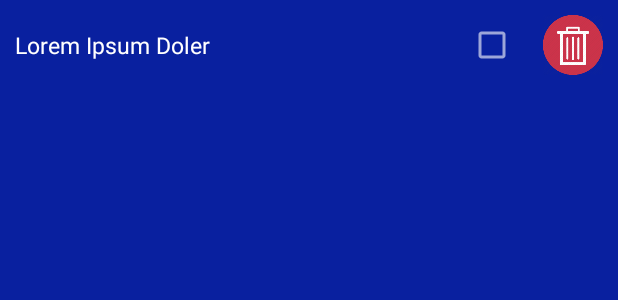
After one commit to kartik2112/TDList, an Android app: the layout task_list_row_item.xml on its own in the app's theme, with its tools: preview values and no code run, on a phone screen of 412 x 824 dp. The commit adds this screen. Shown: the top 300 px of the screen. Run offline under Robolectric (Android 15) with nearby library versions, the phone set to English and light mode, and no system bars.

Commit message:
Custom ListViewAdapter defined
Custom ListViewAdapter, layouts and animations defined
Reference - [JournalDev - Android
ListView](http://www.journaldev.com/10416/android-listview-with-custom-adapter-example-tutorial)

```diff
--- /dev/null
+++ b/app/src/main/res/layout/task_list_row_item.xml
@@ -0,0 +1,28 @@
+<?xml version="1.0" encoding="utf-8"?>
+<RelativeLayout xmlns:android="http://schemas.android.com/apk/res/android"
+    android:layout_width="match_parent" android:layout_height="match_parent"
+    android:padding="10dp">
+    <ImageView
+        android:id="@+id/delIcon"
+        android:layout_width="40dp"
+        android:layout_height="40dp"
+        android:src="@mipmap/del_icon"
+        android:layout_alignParentRight="true"/>
+    <CheckBox
+        android:id="@+id/chckBox"
+        android:layout_width="40dp"
+        android:layout_height="40dp"
+        android:gravity="center_vertical|center_horizontal"
+        android:layout_toLeftOf="@id/delIcon"
+        android:layout_marginRight="10dp"/>
+    <TextView
+        android:id="@+id/txtView"
+        android:text="Lorem Ipsum Doler"
+        android:textColor="@android:color/background_light"
+        android:layout_width="match_parent"
+        android:layout_height="40dp"
+        android:textSize="15sp"
+        android:gravity="center_vertical"
+        android:layout_toLeftOf="@id/chckBox"
+        android:layout_marginRight="20dp"/>
+</RelativeLayout>
```
Also changed, not shown: app/src/main/java/com/sk/tdlist/MainActivity.java (+19 -14 lines), app/src/main/java/com/sk/tdlist/TaskAdapter.java (added, +141 -0 lines), app/src/main/java/com/sk/tdlist/TaskItem.java (added, +15 -0 lines), app/src/main/res/anim/down_from_top.xml (added, +7 -0 lines), app/src/main/res/anim/up_from_bottom.xml (added, +7 -0 lines), app/src/main/res/mipmap-xxxhdpi/del_icon.png (added).
